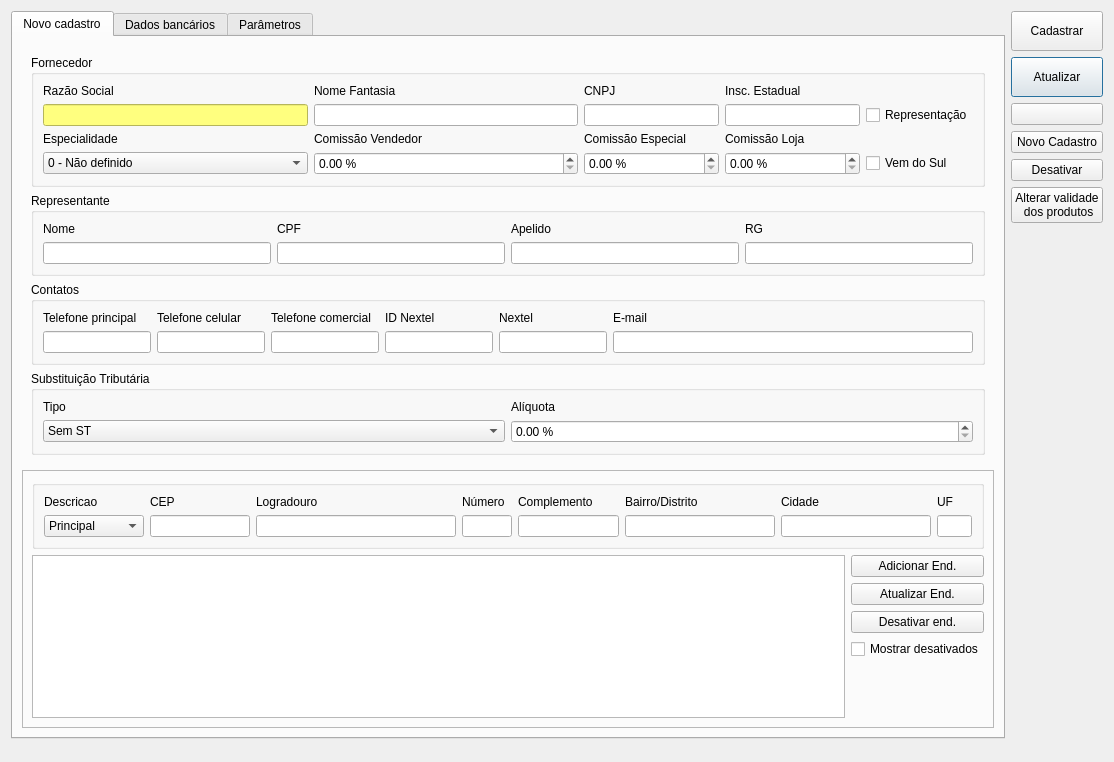
Old version of the form ui/cadastrofornecedor.ui in the repository darktorres/ERP-STACCATO.
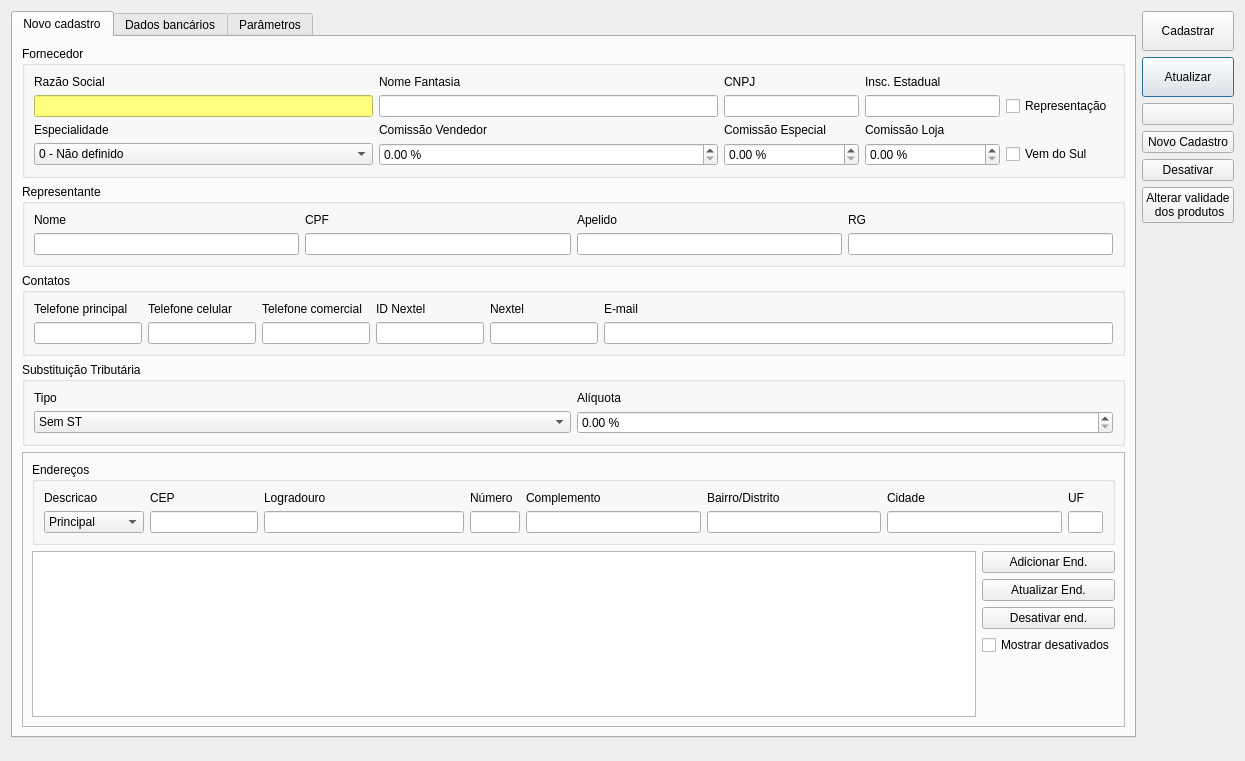
New version of the form. Icons and pictures are not drawn. Custom widgets are drawn as their Qt base class.

```diff
--- a/ui/cadastrofornecedor.ui
+++ b/ui/cadastrofornecedor.ui
@@ -9,8 +9,8 @@
    <rect>
     <x>0</x>
     <y>0</y>
-    <width>1114</width>
-    <height>762</height>
+    <width>1245</width>
+    <height>761</height>
    </rect>
   </property>
   <property name="windowTitle">
@@ -88,7 +88,7 @@
        </property>
        <property name="sizeHint" stdset="0">
         <size>
-         <width>20</width>
+         <width>0</width>
          <height>0</height>
         </size>
        </property>
@@ -109,6 +109,18 @@
        <item row="1" column="0">
         <widget class="QFrame" name="frameCadastro">
          <layout class="QGridLayout" name="gridLayout_7">
+          <property name="leftMargin">
+           <number>0</number>
+          </property>
+          <property name="topMargin">
+           <number>0</number>
+          </property>
+          <property name="rightMargin">
+           <number>0</number>
+          </property>
+          <property name="bottomMargin">
+           <number>0</number>
+          </property>
           <item row="0" column="0">
            <layout class="QGridLayout" name="gridLayout_5">
             <item row="1" column="0" colspan="2">
@@ -737,7 +749,7 @@
               </property>
               <property name="sizeHint" stdset="0">
                <size>
-                <width>20</width>
+                <width>0</width>
                 <height>0</height>
                </size>
               </property>
@@ -748,7 +760,7 @@
           <item row="0" column="0" colspan="2">
            <widget class="QGroupBox" name="groupBoxEndereco">
             <property name="title">
-             <string/>
+             <string>Endereços</string>
             </property>
             <layout class="QGridLayout" name="gridLayout_22">
              <item row="1" column="5">
```
Left out of the diff: 12 changed lines with no effect on the pictures.
